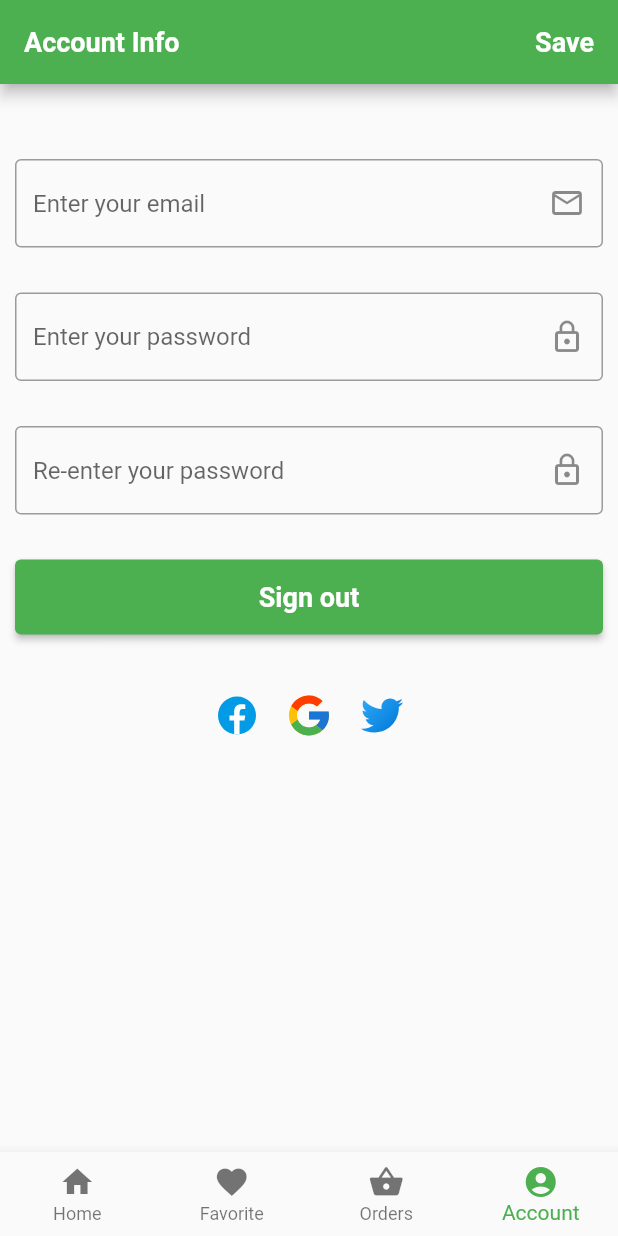
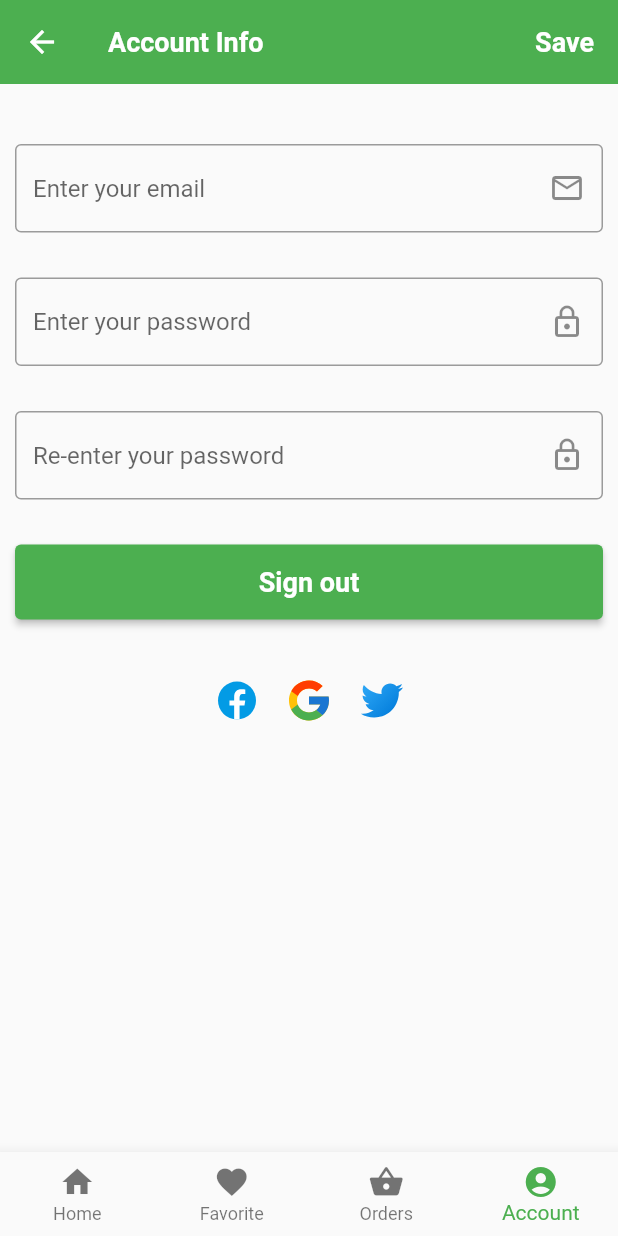
Before and after one commit to sarahha216/foody, a Flutter app: the HomePage screen opened directly, item 4 of the bottom bar chosen, after a tap on "Save", on a phone screen of 412 x 824 dp. Run offline on Flutter 3.47's test engine with Material 2 defaults, Android fonts, the phone set to English and light mode, and no system bars; our stand-ins replace firebase_auth, firebase_core, firebase_database, firebase_storage, flutter_svg, shared_preferences; accounts and stored records are empty.

Commit message:
fix UI header

```diff
--- a/lib/pages/fragment/account_detail.dart
+++ b/lib/pages/fragment/account_detail.dart
@@ -1,8 +1,8 @@
-import 'package:cloud_firestore/cloud_firestore.dart';
 import 'package:firebase_auth/firebase_auth.dart';
 import 'package:flutter/material.dart';
 import 'package:foody/data/handle/auth_service.dart';
 import 'package:foody/pages/pages.dart';
+import 'package:foody/widgets/app_bar.dart';
 import 'package:foody/widgets/button_continue_widget.dart';
 import 'package:foody/widgets/navigator_widget.dart';
 import 'package:foody/widgets/social_widget.dart';
@@ -35,33 +35,48 @@ class _AccountDetailState extends State<AccountDetail> {
 
   @override
   Widget build(BuildContext context) {
-    return Expanded(
-      child: SingleChildScrollView(
+    return Scaffold(
+      appBar: AppBarWidget.info(context: context),
+      body: SingleChildScrollView(
         child: Form(
           key: _formKey,
           child: Padding(
             padding: const EdgeInsets.all(10.0),
             child: Column(
               children: [
-                SizedBox(height: 30,),
+                SizedBox(
+                  height: 30,
+                ),
                 emailTextFormField(),
-                SizedBox(height: 30,),
+                SizedBox(
+                  height: 30,
+                ),
                 passwordTextFormField(),
-                SizedBox(height: 30,),
+                SizedBox(
+                  height: 30,
+                ),
                 conformTextFormField(),
-                SizedBox(height: 30,),
-                ContinueButtonWidget.base(label: 'Sign out', voidCallback: (){
-                  signOut();
-                  nextScreenRemove(context, SignInPage());
-                }),
-                SizedBox(height: 30,),
+                SizedBox(
+                  height: 30,
+                ),
+                ContinueButtonWidget.base(
+                    label: 'Sign out',
+                    voidCallback: () {
+                      signOut();
+                      nextScreenRemove(context, SignInPage());
+                    }),
+                SizedBox(
+                  height: 30,
+                ),
                 SocialButtonWidget.base(),
               ],
             ),
-          ),),
+          ),
+        ),
       ),
     );
   }
+
   TextFormField nameTextFormField() {
     return TextFormField(
       controller: name,
@@ -74,6 +89,7 @@ class _AccountDetailState extends State<AccountDetail> {
       ),
     );
   }
+
   TextFormField addressTextFormField() {
     return TextFormField(
       controller: address,
@@ -86,6 +102,7 @@ class _AccountDetailState extends State<AccountDetail> {
       ),
     );
   }
+
   TextFormField mobileTextFormField() {
     return TextFormField(
       controller: moblie,
@@ -98,6 +115,7 @@ class _AccountDetailState extends State<AccountDetail> {
       ),
     );
   }
+
   TextFormField emailTextFormField() {
     return TextFormField(
       controller: email,
@@ -109,13 +127,14 @@ class _AccountDetailState extends State<AccountDetail> {
         suffixIcon: Icon(Icons.email_outlined),
       ),
       // validator: Utilities.vafidateEmail,
-      onSaved: (value){
+      onSaved: (value) {
         setState(() {
           // email.text = value;
         });
       },
     );
   }
+
   TextFormField passwordTextFormField() {
     return TextFormField(
       key: _passKey,
@@ -129,9 +148,9 @@ class _AccountDetailState extends State<AccountDetail> {
         suffixIcon: Icon(Icons.lock_outline),
       ),
       // validator: Utilities.vafidateEmail,
-
     );
   }
+
   TextFormField conformTextFormField() {
     return TextFormField(
       controller: conform,
--- a/lib/pages/fragment/favorite_fragment.dart
+++ b/lib/pages/fragment/favorite_fragment.dart
@@ -3,6 +3,7 @@ import 'package:firebase_database/firebase_database.dart';
 import 'package:flutter/material.dart';
 import 'package:foody/data/handle/database_service.dart';
 import 'package:foody/data/models/food.dart';
+import 'package:foody/widgets/app_bar.dart';
 
 class FavoriteDetail extends StatefulWidget {
   const FavoriteDetail({Key? key}) : super(key: key);
@@ -32,8 +33,9 @@ class _FavoriteDetailState extends State<FavoriteDetail> {
 
   @override
   Widget build(BuildContext context) {
-    return Expanded(
-        child: Container(
+    return Scaffold(
+        appBar: AppBarWidget.search(context: context),
+        body: Container(
           child: FutureBuilder(
             future: _future,
             builder: (context, snapshot) {
@@ -45,8 +47,9 @@ class _FavoriteDetailState extends State<FavoriteDetail> {
                 return ListView.builder(
                     itemCount: snapshot.data?.children.length,
                     itemBuilder: (context, index) {
-                  Food food = Food.fromMap(
-                      snapshot.data?.children.elementAt(index).value as Map);
+                      Food food = Food.fromMap(snapshot.data?.children
+                          .elementAt(index)
+                          .value as Map);
                       return ProductItemList(food);
                     });
               }
--- a/lib/pages/fragment/home_fragment.dart
+++ b/lib/pages/fragment/home_fragment.dart
@@ -3,6 +3,7 @@ import 'package:foody/data/handle/database_service.dart';
 import 'package:foody/pages/cart_page.dart';
 import 'package:foody/pages/fragment/home_fragment_product.dart';
 import 'package:foody/pages/fragment/home_fragment_restaurant.dart';
+import 'package:foody/widgets/app_bar.dart';
 import 'package:foody/widgets/navigator_widget.dart';
 
 class HomeDetail extends StatefulWidget {
@@ -30,7 +31,9 @@ class _HomeDetailState extends State<HomeDetail> {
 
   @override
   Widget build(BuildContext context) {
-    return Stack(
+    return Scaffold(
+      appBar: AppBarWidget.search(context: context),
+      body: Stack(
         children: [
           SingleChildScrollView(
             padding: EdgeInsets.only(bottom: 24),
@@ -70,6 +73,7 @@ class _HomeDetailState extends State<HomeDetail> {
                 )),
           )
         ],
+      ),
     );
   }
 }
--- a/lib/pages/fragment/order_fragment.dart
+++ b/lib/pages/fragment/order_fragment.dart
@@ -1,6 +1,7 @@
 import 'package:firebase_auth/firebase_auth.dart';
 import 'package:firebase_database/firebase_database.dart';
 import 'package:flutter/material.dart';
+import 'package:foody/widgets/app_bar.dart';
 import 'package:foody/widgets/image_path.dart';
 
 class OrderFragment extends StatefulWidget {
@@ -17,8 +18,9 @@ class _OrderFragmentState extends State<OrderFragment> {
 
   @override
   Widget build(BuildContext context) {
-    return Expanded(
-        child: Container(
+    return Scaffold(
+        appBar: AppBarWidget.search(context: context),
+        body: Container(
           child: FutureBuilder(
             future: databaseReference.child(uid).get(),
             builder: (context, snapshot) {
--- a/lib/pages/header/home_header.dart
+++ b/lib/pages/header/home_header.dart
@@ -1,36 +1,36 @@
-import 'package:flutter/material.dart';
-import 'package:foody/pages/fragment/notification_fragment.dart';
-import 'package:foody/widgets/navigator_widget.dart';
-
-class HomeHeader extends StatelessWidget {
-  const HomeHeader({Key? key}) : super(key: key);
-
-  @override
-  Widget build(BuildContext context) {
-    return Row(
-      children: [
-        Expanded(
-          child: TextField(
-            decoration: InputDecoration(
-              filled: true,
-              fillColor: Colors.white,
-              hintText: "Search product",
-              prefixIcon: Icon(Icons.search),
-            ),
-          ),
-        ),
-        GestureDetector(
-          onTap: () {
-            nextScreen(context, NotificationDetail());
-          },
-          child: Container(
-            height: 40,
-            width: 40,
-            padding: EdgeInsets.all(10),
-            child: Icon(Icons.notifications_none),
-          ),
-        ),
-      ],
-    );
-  }
-}
+// import 'package:flutter/material.dart';
+// import 'package:foody/pages/fragment/notification_fragment.dart';
+// import 'package:foody/widgets/navigator_widget.dart';
+//
+// class HomeHeader extends StatelessWidget {
+//   const HomeHeader({Key? key}) : super(key: key);
+//
+//   @override
+//   Widget build(BuildContext context) {
+//     return Row(
+//       children: [
+//         Expanded(
+//           child: TextField(
+//             decoration: InputDecoration(
+//               filled: true,
+//               fillColor: Colors.white,
+//               hintText: "Search product",
+//               prefixIcon: Icon(Icons.search),
+//             ),
+//           ),
+//         ),
+//         GestureDetector(
+//           onTap: () {
+//             nextScreen(context, NotificationDetail());
+//           },
+//           child: Container(
+//             height: 40,
+//             width: 40,
+//             padding: EdgeInsets.all(10),
+//             child: Icon(Icons.notifications_none),
+//           ),
+//         ),
+//       ],
+//     );
+//   }
+// }
--- a/lib/pages/header/menu_header.dart
+++ b/lib/pages/header/menu_header.dart
@@ -1,28 +1,28 @@
-import 'package:flutter/material.dart';
-
-class MenuHeader extends StatelessWidget {
-  const MenuHeader({Key? key}) : super(key: key);
-
-  @override
-  Widget build(BuildContext context) {
-    return Container(
-      child: Row(
-        children: [
-          Expanded(
-            child: Text("Account Info",
-              style: TextStyle(fontSize: 18, fontWeight: FontWeight.bold,
-                  color: Colors.white),),
-          ),
-          GestureDetector(
-            onTap: (){},
-            child: Text(
-              "Save",
-              style: TextStyle(fontSize: 18, fontWeight: FontWeight.bold,color: Colors.white),
-
-            ),
-          ),
-        ],
-      ),
-    );
-  }
-}
+// import 'package:flutter/material.dart';
+//
+// class MenuHeader extends StatelessWidget {
+//   const MenuHeader({Key? key}) : super(key: key);
+//
+//   @override
+//   Widget build(BuildContext context) {
+//     return Container(
+//       child: Row(
+//         children: [
+//           Expanded(
+//             child: Text("Account Info",
+//               style: TextStyle(fontSize: 18, fontWeight: FontWeight.bold,
+//                   color: Colors.white),),
+//           ),
+//           GestureDetector(
+//             onTap: (){},
+//             child: Text(
+//               "Save",
+//               style: TextStyle(fontSize: 18, fontWeight: FontWeight.bold,color: Colors.white),
+//
+//             ),
+//           ),
+//         ],
+//       ),
+//     );
+//   }
+// }
--- a/lib/pages/home_page.dart
+++ b/lib/pages/home_page.dart
@@ -3,9 +3,6 @@ import 'package:foody/pages/fragment/account_detail.dart';
 import 'package:foody/pages/fragment/favorite_fragment.dart';
 import 'package:foody/pages/fragment/home_fragment.dart';
 import 'package:foody/pages/fragment/order_fragment.dart';
-
-import 'header/home_header.dart';
-import 'header/menu_header.dart';
 
 class HomePage extends StatefulWidget {
   const HomePage({Key? key}) : super(key: key);
@@ -27,21 +24,21 @@ class _HomePageState extends State<HomePage> {
       AccountDetail(),
     ];
     return Scaffold(
-      appBar: AppBar(
-        automaticallyImplyLeading: false,
-        title: flag ? HomeHeader() : MenuHeader(),
-      ),
+      // appBar: AppBar(
+      //   automaticallyImplyLeading: false,
+      //   title: flag ? HomeHeader() : MenuHeader(),
+      // ),
       bottomNavigationBar: BottomNavigationBar(
         type: BottomNavigationBarType.fixed,
         currentIndex: selectIndex,
         onTap: (index) {
           setState(() {
             selectIndex = index;
-            if (selectIndex != 3) {
-              flag = true;
-            } else {
-              flag = false;
-            }
+            // if (selectIndex != 3) {
+            //   flag = true;
+            // } else {
+            //   flag = false;
+            // }
           });
         },
         items: [
@@ -54,16 +51,17 @@ class _HomePageState extends State<HomePage> {
               icon: Icon(Icons.account_circle), label: "Account"),
         ],
       ),
-      body: SafeArea(
-        child: Column(
-          children: [
-            SizedBox(
-              height: 10,
-            ),
-            screen[selectIndex]
-          ],
-        ),
-      ),
+      body: screen[selectIndex],
+      // SafeArea(
+      //   child: Column(
+      //     children: [
+      //       SizedBox(
+      //         height: 10,
+      //       ),
+      //       screen[selectIndex]
+      //     ],
+      //   ),
+      // ),
     );
   }
 }
--- /dev/null
+++ b/lib/widgets/app_bar.dart
@@ -0,0 +1,66 @@
+import 'package:flutter/material.dart';
+import 'package:foody/pages/fragment/notification_fragment.dart';
+import 'package:foody/widgets/navigator_widget.dart';
+
+class AppBarWidget {
+  static search({required BuildContext context}) {
+    return AppBar(
+        backgroundColor: Colors.green,
+        elevation: 0,
+        title: Row(
+          children: [
+            Expanded(
+              child: TextField(
+                decoration: InputDecoration(
+                  filled: true,
+                  fillColor: Colors.white,
+                  hintText: "Search product",
+                  prefixIcon: Icon(Icons.search),
+                ),
+              ),
+            ),
+            GestureDetector(
+              onTap: () {
+                nextScreen(context, NotificationDetail());
+              },
+              child: Container(
+                height: 40,
+                width: 40,
+                padding: EdgeInsets.all(10),
+                child: Icon(Icons.notifications_none),
+              ),
+            ),
+          ],
+        ));
+  }
+
+  static info({required BuildContext context}) {
+    return AppBar(
+      backgroundColor: Colors.green,
+      elevation: 0,
+      title: Row(
+        children: [
+          Expanded(
+            child: Text(
+              "Account Info",
+              style: TextStyle(
+                  fontSize: 18,
+                  fontWeight: FontWeight.bold,
+                  color: Colors.white),
+            ),
+          ),
+          GestureDetector(
+            onTap: () {},
+            child: Text(
+              "Save",
+              style: TextStyle(
+                  fontSize: 18,
+                  fontWeight: FontWeight.bold,
+                  color: Colors.white),
+            ),
+          ),
+        ],
+      ),
+    );
+  }
+}
```
Lines whose indentation alone changed are shown as unchanged.
